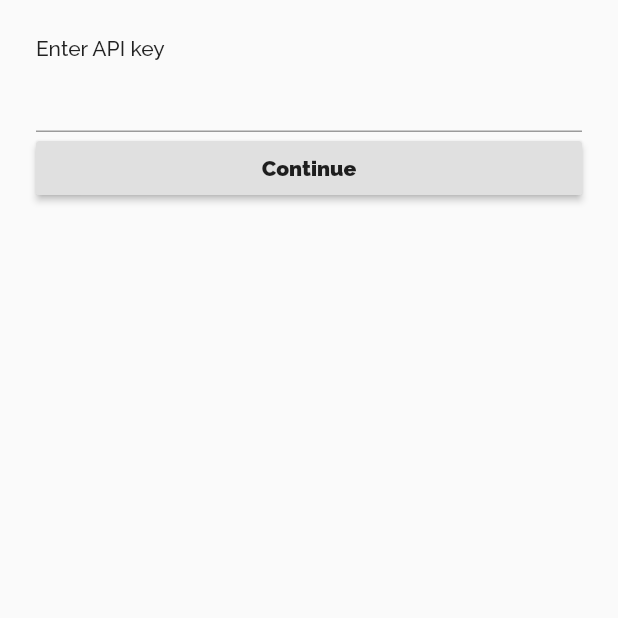
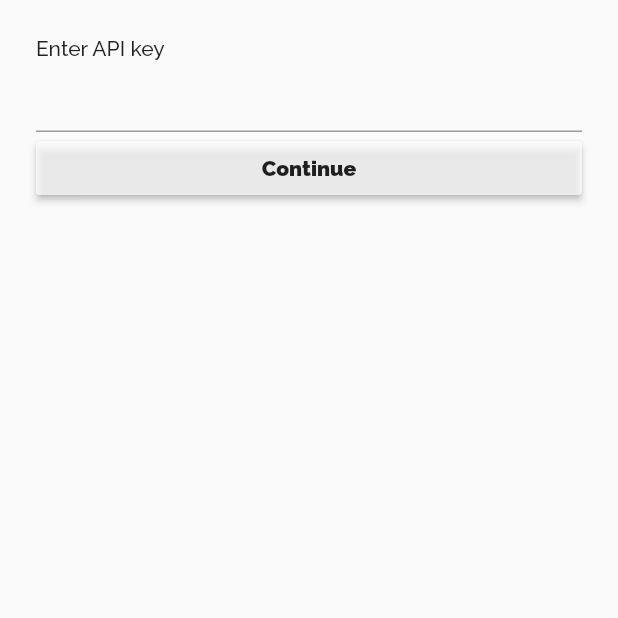
Before and after one commit to bnayagrawal/news_app_flutter_mobx, a Flutter app: the screen it shows after launch, on a phone screen of 412 x 824 dp, the top half of it. Run offline on Flutter 3.47's test engine with Material 2 defaults, Android fonts, the phone set to English and light mode, and no system bars; our stand-ins replace flutter_mobx, font_awesome_flutter, google_fonts, mobx, shared_preferences; generated files the repository leaves out were written again.

Commit message:
Dark mode optimization.

```diff
--- a/lib/main.dart
+++ b/lib/main.dart
@@ -49,6 +49,12 @@ class App extends StatelessWidget {
                 ),
                 brightness: appStore.useDarkMode ? Brightness.dark : Brightness.light,
                 primarySwatch: Colors.red,
+                accentColor: Colors.red,
+                dividerColor: appStore.useDarkMode ? Colors.white30 : Colors.black38,
+                buttonTheme: ButtonThemeData(
+                  buttonColor: appStore.useDarkMode ? Colors.white30 : Colors.white70,
+                  textTheme: ButtonTextTheme.normal,
+                )
               ),
               home: (appStore.apiKey == null || appStore.apiKey.isEmpty) ? SetupScreen() : HomeScreen(),
             ),
--- a/lib/routes/home/pages/settings/settings_page.dart
+++ b/lib/routes/home/pages/settings/settings_page.dart
@@ -37,7 +37,7 @@ class _SettingsPageState extends State<SettingsPage> {
               children: <Widget>[
                 Container(
                   decoration: BoxDecoration(
-                    border: Border(bottom: BorderSide()),
+                    border: Border(bottom: BorderSide(color: Theme.of(context).dividerColor)),
                   ),
                   padding: EdgeInsets.only(bottom: 16),
                   child: Row(
@@ -109,7 +109,7 @@ class _SettingsPageState extends State<SettingsPage> {
               children: <Widget>[
                 Container(
                   decoration: BoxDecoration(
-                    border: Border(bottom: BorderSide()),
+                    border: Border(bottom: BorderSide(color: Theme.of(context).dividerColor)),
                   ),
                   padding: EdgeInsets.only(bottom: 16),
                   child: Row(
@@ -146,6 +146,7 @@ class _SettingsPageState extends State<SettingsPage> {
                                 Switch(
                                   value: widget.settingsStore.useDarkModeValue,
                                   onChanged: widget.settingsStore.setDarkMode,
+                                  activeColor: Theme.of(context).accentColor,
                                 )
                               ],
                             ),
@@ -181,6 +182,7 @@ class _SettingsPageState extends State<SettingsPage> {
                               Switch(
                                 value: widget.settingsStore.themeSetBySystemValue,
                                 onChanged: widget.settingsStore.setSystemTheme,
+                                activeColor: Theme.of(context).accentColor,
                               )
                             ],
                           ),
```
Lines whose indentation alone changed are shown as unchanged.
